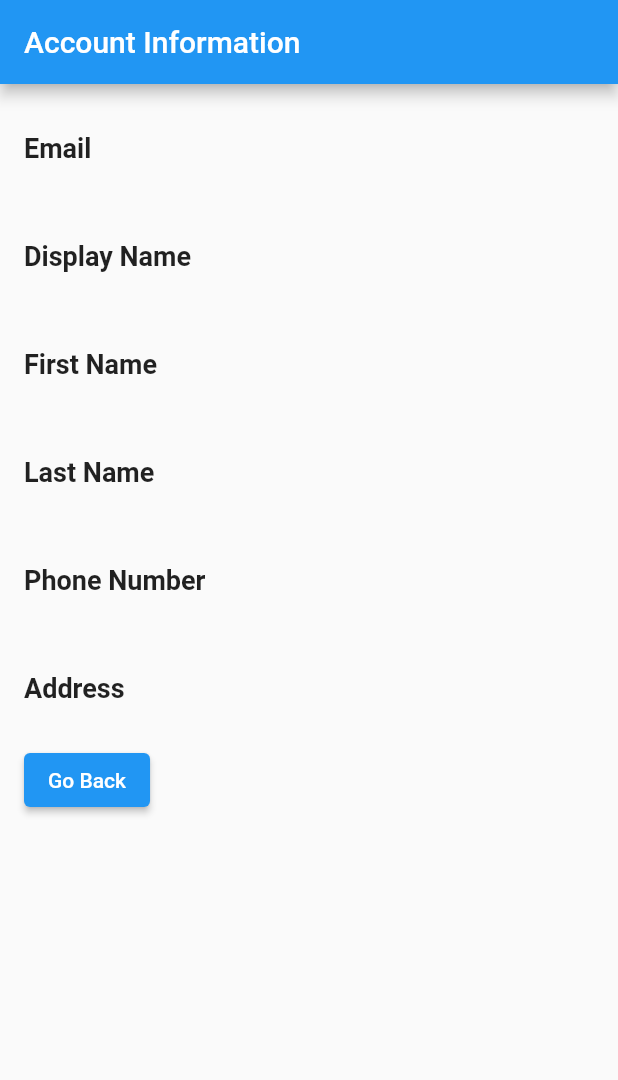
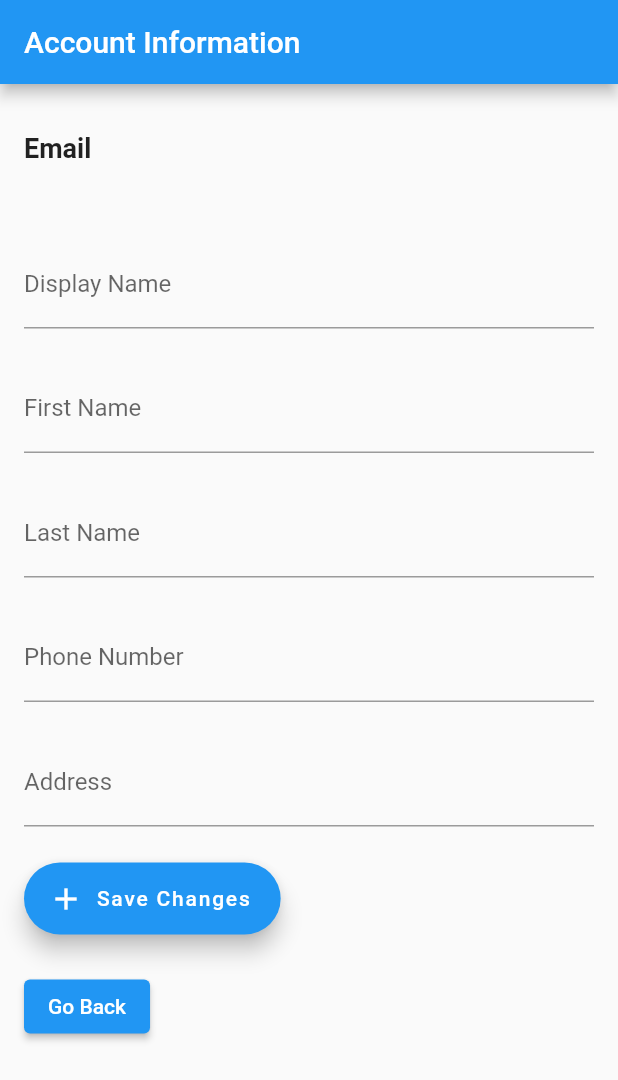
Before and after one commit to ahmedrizvi/capr_petsforsale, a Flutter app: the AccountInfoPage screen opened directly, on a phone screen of 412 x 824 dp. Shown: the top 1080 px of the screen. Run offline on Flutter 3.47's test engine with Material 2 defaults, Android fonts, the phone set to English and light mode, and no system bars; our stand-ins replace cached_network_image, cloud_firestore, firebase_auth, firebase_core, firebase_storage, image_picker and 1 more; accounts and stored records are empty.

Commit message:
new functionality added

```diff
--- a/lib/accountInfo.dart
+++ b/lib/accountInfo.dart
@@ -30,6 +30,13 @@ class _AccountInfoPageState extends State<AccountInfoPage> {
   String? _lastName;
   String? _phoneNumber;
   String? _address;
+
+  TextEditingController _displayNameController = TextEditingController();
+  TextEditingController _firstNameController = TextEditingController();
+  TextEditingController _lastNameController = TextEditingController();
+  TextEditingController _phoneNumberController = TextEditingController();
+  TextEditingController _addressController = TextEditingController();
+
   @override
   void initState() {
     super.initState();
@@ -59,6 +66,12 @@ class _AccountInfoPageState extends State<AccountInfoPage> {
           _address = userDoc['address:'];
         });
       }
+      _displayNameController.text = _displayName ?? '';
+      _firstNameController.text = _firstName ?? '';
+      _lastNameController.text = _lastName ?? '';
+      _phoneNumberController.text = _phoneNumber ?? '';
+      _addressController.text = _address ?? '';
+
     }
   }
 
@@ -68,7 +81,8 @@ class _AccountInfoPageState extends State<AccountInfoPage> {
       appBar: AppBar(
         title: Text('Account Information'),
       ),
-      body: Padding(
+      body: SingleChildScrollView(
+        child: Padding(
           padding: const EdgeInsets.all(16.0),
           child: Column(
             crossAxisAlignment: CrossAxisAlignment.start,
@@ -84,55 +98,67 @@ class _AccountInfoPageState extends State<AccountInfoPage> {
                 style: TextStyle(fontSize: 16.0),
               ),
               SizedBox(height: 24.0),
-            Text(
-              'Display Name',
-              style: TextStyle(fontSize: 18.0, fontWeight: FontWeight.bold),
+              TextField(
+                controller: _displayNameController,
+                decoration: InputDecoration(
+                  labelText: 'Display Name',
                 ),
-            SizedBox(height: 8.0),
-            Text(
-              _displayName ?? '',
-              style: TextStyle(fontSize: 16.0),
               ),
               SizedBox(height: 24.0),
-            Text(
-              'First Name',
-              style: TextStyle(fontSize: 18.0, fontWeight: FontWeight.bold),
+              TextField(
+                controller: _firstNameController,
+                decoration: InputDecoration(
+                  labelText: 'First Name',
                 ),
-            SizedBox(height: 8.0),
-            Text(
-              _firstName ?? '',
-              style: TextStyle(fontSize: 16.0),
               ),
               SizedBox(height: 24.0),
-            Text(
-              'Last Name',
-              style: TextStyle(fontSize: 18.0, fontWeight: FontWeight.bold),
+              TextField(
+                controller: _lastNameController,
+                decoration: InputDecoration(
+                  labelText: 'Last Name',
                 ),
-            SizedBox(height: 8.0),
-            Text(
-              _lastName ?? '',
-              style: TextStyle(fontSize: 16.0),
               ),
               SizedBox(height: 24.0),
-            Text(
-              'Phone Number',
-              style: TextStyle(fontSize: 18.0, fontWeight: FontWeight.bold),
+              TextField(
+                controller: _phoneNumberController,
+                decoration: InputDecoration(
+                  labelText: 'Phone Number',
                 ),
-            SizedBox(height: 8.0),
-            Text(
-              _phoneNumber ?? '',
-              style: TextStyle(fontSize: 16.0),
               ),
               SizedBox(height: 24.0),
-            Text(
-              'Address',
-              style: TextStyle(fontSize: 18.0, fontWeight: FontWeight.bold),
+              TextField(
+                controller: _addressController,
+                decoration: InputDecoration(
+                  labelText: 'Address',
                 ),
-            SizedBox(height: 8.0),
-            Text(
-              _address ?? '',
-              style: TextStyle(fontSize: 16.0),
               ),
+              SizedBox(height: 24.0),
+              FloatingActionButton.extended(
+                onPressed: () async {
+                  // Update the user document in the Firestore collection
+                  await _firestore.collection('users').doc(_userId).update({
+                    'user name:': _displayNameController.text,
+                    'first name:': _firstNameController.text,
+                    'last name:': _lastNameController.text,
+                    'phone number:': _phoneNumberController.text,
+                    'address:': _addressController.text,
+                  });
+                  label:
+                  Text('My Button');
+                  // Reload the user information from Firestore
+                  _getUserInfo();
+
+                  // Show a snackbar to indicate that the changes were saved
+                  ScaffoldMessenger.of(context).showSnackBar(
+                    SnackBar(
+                      content: Text('Changes saved.'),
+                    ),
+                  );
+                },
+                label: Text('Save Changes'),
+                icon: Icon(Icons.add),
+              ),
+              SizedBox(height: 24.0),
               ElevatedButton(
                 child: Text('Go Back'),
                 onPressed: () {
@@ -144,6 +170,7 @@ class _AccountInfoPageState extends State<AccountInfoPage> {
 
           ),
         ),
+      ),
     );
   }
 }
--- a/lib/createListing.dart
+++ b/lib/createListing.dart
@@ -1,4 +1,4 @@
-import 'dart:ffi';
+
 import 'dart:io';
 import 'package:capr_petsforsale/AccountHome.dart';
 import 'package:cloud_firestore/cloud_firestore.dart';
```
Also changed, not shown: lib/EditListingPage.dart (added, +120 -0 lines), lib/myListings.dart (+22 -1 lines). Lines whose indentation alone changed are shown as unchanged.
